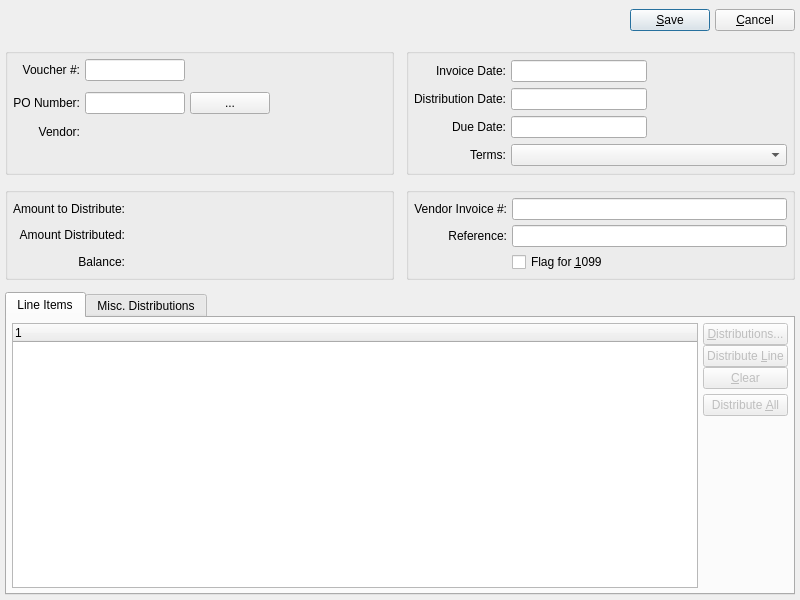
Above: xtuple/trunk/guiclient/voucher.ui from WooodHead/xtuple before the change. Below: the same form after it.
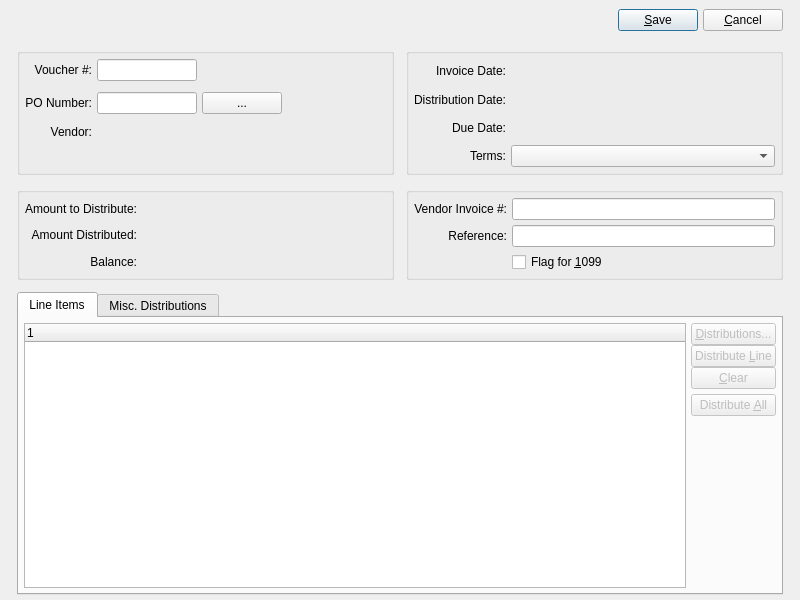
That is the form after the change. Custom widgets are drawn as their Qt base class.

Commit message: issue #7240:  Tidy up cash receipt window.  Touch up layout spacing on a couple others.

Patch:
```diff
--- a/xtuple/trunk/guiclient/voucher.ui
+++ b/xtuple/trunk/guiclient/voucher.ui
@@ -16,6 +16,12 @@
    <layout class="QGridLayout" >
     <item row="0" column="0" >
      <layout class="QGridLayout" >
+      <property name="leftMargin" >
+       <number>12</number>
+      </property>
+      <property name="rightMargin" >
+       <number>12</number>
+      </property>
       <property name="horizontalSpacing" >
        <number>12</number>
       </property>
@@ -760,7 +766,7 @@
   </customwidget>
   <customwidget>
    <class>DLineEdit</class>
-   <extends>XLineEdit</extends>
+   <extends>QWidget</extends>
    <header>datecluster.h</header>
    <container>1</container>
   </customwidget>
```
Left out of the diff: 1 changed line with no effect on the pictures. The commit also changes 2 other files.
